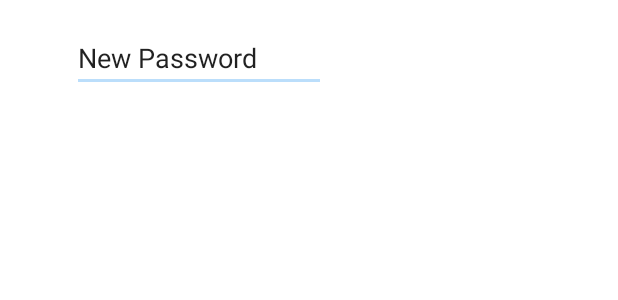
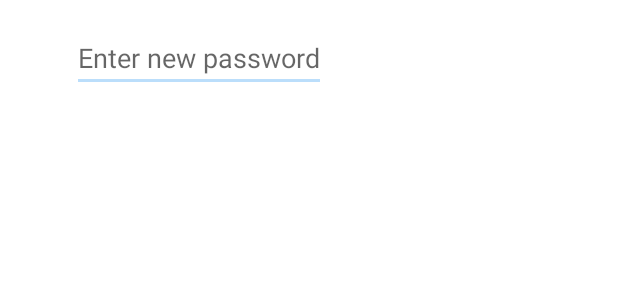
Before and after one commit to saul-h/DailyExpenseTracker, an Android app: the layout layout_password_dialog.xml on its own in the app's theme, with its tools: preview values and no code run, on a phone screen of 412 x 824 dp. Shown: the top 300 px of the screen. Run offline under Robolectric (Android 15) with nearby library versions, the phone set to English and light mode, and no system bars.

Commit message:
Updated change password diaglog box

```diff
--- a/app/src/main/java/com/saulh/dailyexpensetracker/optionMenu/EditProfileActivity.java
+++ b/app/src/main/java/com/saulh/dailyexpensetracker/optionMenu/EditProfileActivity.java
@@ -40,7 +40,7 @@ public class EditProfileActivity extends AppCompatActivity implements ChangePass
 
         username = LoginActivity.mEditTextUsername.getText().toString();
 
-
+        //get database instance
         db = AppDatabase.getDBInstance(context);
         userDao = db.userDao();
         user = userDao.getUserByUsername(username);
--- a/app/src/main/res/layout/layout_password_dialog.xml
+++ b/app/src/main/res/layout/layout_password_dialog.xml
@@ -12,7 +12,6 @@
         android:layout_marginStart="48dp"
         android:layout_marginLeft="48dp"
         android:layout_marginTop="16dp"
-        android:text="New Password"
         android:hint="Enter new password"
         app:layout_constraintStart_toStartOf="parent"
         app:layout_constraintTop_toTopOf="parent" />
```
